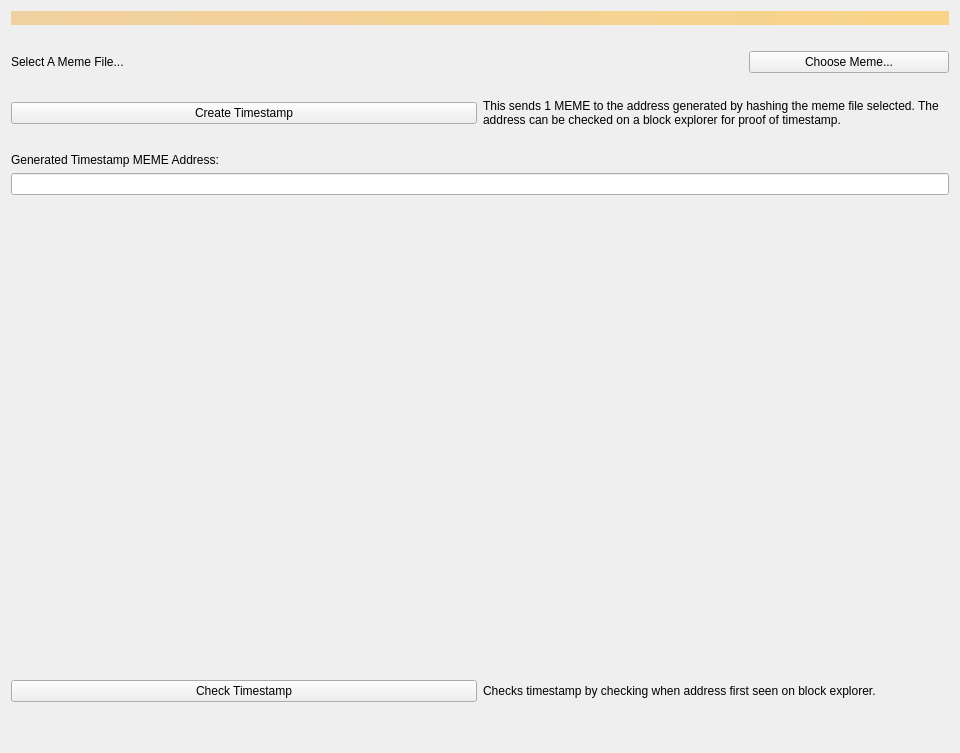
First picture: the form in src/qt/forms/proofofmeme.ui, repository projectmemetic/pepecoin, before the edit.
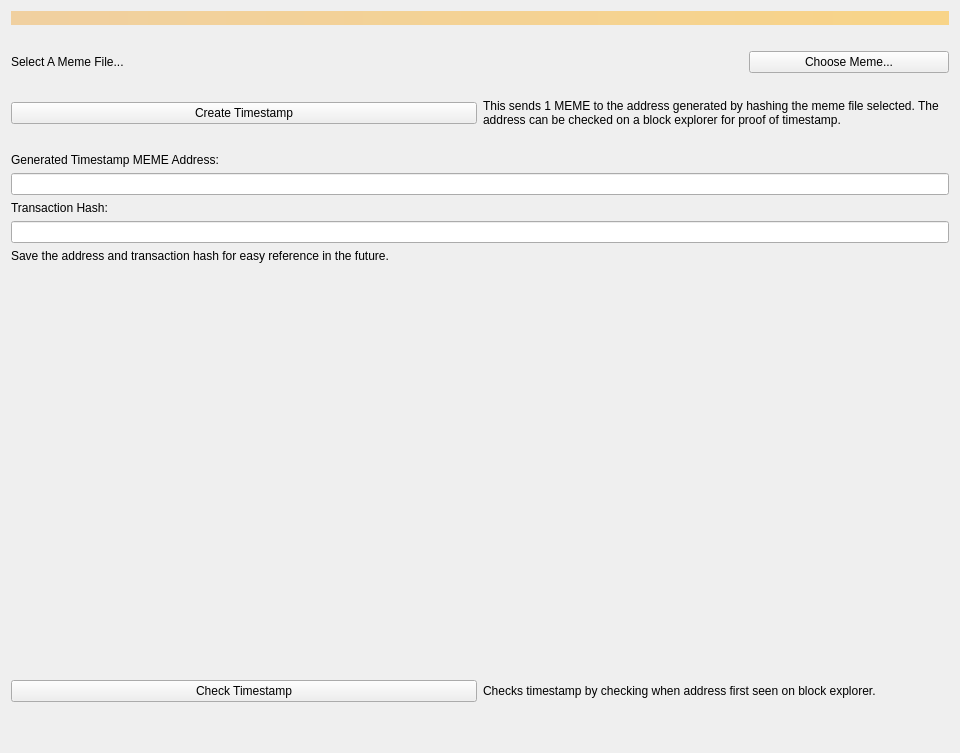
Second picture: the form after the edit.

What changed in the file:
```diff
--- a/src/qt/forms/proofofmeme.ui
+++ b/src/qt/forms/proofofmeme.ui
@@ -107,6 +107,23 @@
        <item>
         <widget class="QLineEdit" name="lineEdit"/>
        </item>
+       <item>
+        <widget class="QLabel" name="label_4">
+         <property name="text">
+          <string>Transaction Hash:</string>
+         </property>
+        </widget>
+       </item>
+       <item>
+        <widget class="QLineEdit" name="txLineEdit"/>
+       </item>
+       <item>
+        <widget class="QLabel" name="label_5">
+         <property name="text">
+          <string>Save the address and transaction hash for easy reference in the future.</string>
+         </property>
+        </widget>
+       </item>
        <item>
         <spacer name="verticalSpacer">
          <property name="orientation">
```
